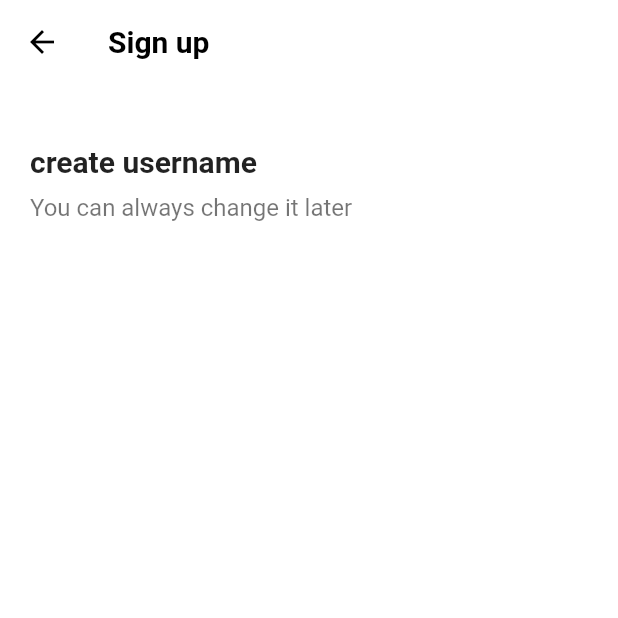
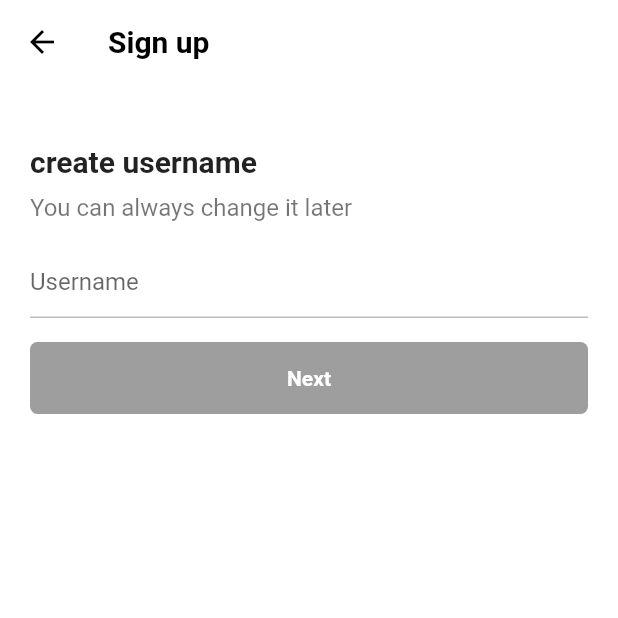
Before and after one commit to wonhopark89-dev/flutter_tictok_clone, a Flutter app: the screen it shows after launch, after a tap on "Use email & password", on a phone screen of 412 x 824 dp, the top half of it. Run offline on Flutter 3.47's test engine with Material 2 defaults, Android fonts, the phone set to English and light mode, and no system bars; our stand-ins replace font_awesome_flutter.

Commit message:
username screen

```diff
--- a/lib/features/authentication/email_screen.dart
+++ /dev/null
@@ -1,42 +0,0 @@
-import 'package:flutter/material.dart';
-import 'package:flutter_tictok_clone/constants/gaps.dart';
-import 'package:flutter_tictok_clone/constants/sizes.dart';
-
-class EmailScreen extends StatelessWidget {
-  const EmailScreen({super.key});
-
-  @override
-  Widget build(BuildContext context) {
-    return Scaffold(
-      appBar: AppBar(
-        title: const Text('Sign up'),
-      ),
-      body: Padding(
-        padding: const EdgeInsets.symmetric(
-          horizontal: Sizes.size20,
-        ),
-        child: Column(
-          crossAxisAlignment: CrossAxisAlignment.start,
-          children: const [
-            Gaps.v40,
-            Text(
-              'create username',
-              style: TextStyle(
-                fontSize: Sizes.size20,
-                fontWeight: FontWeight.w600,
-              ),
-            ),
-            Gaps.v10,
-            Text(
-              'You can always change it later',
-              style: TextStyle(
-                fontSize: Sizes.size16,
-                color: Colors.black54,
-              ),
-            )
-          ],
-        ),
-      ),
-    );
-  }
-}
--- a/lib/features/authentication/sign_up_screen.dart
+++ b/lib/features/authentication/sign_up_screen.dart
@@ -1,7 +1,7 @@
 import 'package:flutter/material.dart';
 import 'package:flutter_tictok_clone/constants/gaps.dart';
 import 'package:flutter_tictok_clone/constants/sizes.dart';
-import 'package:flutter_tictok_clone/features/authentication/email_screen.dart';
+import 'package:flutter_tictok_clone/features/authentication/username_screen.dart';
 import 'package:flutter_tictok_clone/features/authentication/login_screen.dart';
 import 'package:flutter_tictok_clone/features/widgets/auth_button.dart';
 import 'package:font_awesome_flutter/font_awesome_flutter.dart';
@@ -20,7 +20,7 @@ class SignUpScreen extends StatelessWidget {
   void _onEmailTap(BuildContext context) {
     Navigator.of(context).push(
       MaterialPageRoute(
-        builder: (context) => const EmailScreen(),
+        builder: (context) => const UsernameScreen(),
       ),
     );
   }
--- /dev/null
+++ b/lib/features/authentication/username_screen.dart
@@ -0,0 +1,101 @@
+import 'package:flutter/material.dart';
+import 'package:flutter_tictok_clone/constants/gaps.dart';
+import 'package:flutter_tictok_clone/constants/sizes.dart';
+
+class UsernameScreen extends StatefulWidget {
+  const UsernameScreen({super.key});
+
+  @override
+  State<UsernameScreen> createState() => _UsernameScreenState();
+}
+
+class _UsernameScreenState extends State<UsernameScreen> {
+  final TextEditingController _usernameController = TextEditingController();
+  String _username = '';
+
+  @override
+  void initState() {
+    super.initState();
+    _usernameController.addListener(() {
+      print(_usernameController.text);
+      setState(() {
+        _username = _usernameController.text;
+      });
+    });
+  }
+
+  @override
+  Widget build(BuildContext context) {
+    return Scaffold(
+      appBar: AppBar(
+        title: const Text('Sign up'),
+      ),
+      body: Padding(
+        padding: const EdgeInsets.symmetric(
+          horizontal: Sizes.size20,
+        ),
+        child: Column(
+          crossAxisAlignment: CrossAxisAlignment.start,
+          children: [
+            Gaps.v40,
+            const Text(
+              'create username',
+              style: TextStyle(
+                fontSize: Sizes.size20,
+                fontWeight: FontWeight.w600,
+              ),
+            ),
+            Gaps.v10,
+            const Text(
+              'You can always change it later',
+              style: TextStyle(
+                fontSize: Sizes.size16,
+                color: Colors.black54,
+              ),
+            ),
+            Gaps.v16,
+            TextField(
+              controller: _usernameController,
+              cursorColor: Theme.of(context).primaryColor,
+              decoration: InputDecoration(
+                hintText: 'Username',
+                enabledBorder: UnderlineInputBorder(
+                  borderSide: BorderSide(
+                    color: Colors.grey.shade400,
+                  ),
+                ),
+                focusedBorder: UnderlineInputBorder(
+                  borderSide: BorderSide(color: Theme.of(context).primaryColor),
+                ),
+              ),
+            ),
+            Gaps.v16,
+            FractionallySizedBox(
+              widthFactor: 1,
+              child: AnimatedContainer(
+                padding: const EdgeInsets.symmetric(
+                  vertical: Sizes.size16,
+                ),
+                decoration: BoxDecoration(
+                  color: _username.isEmpty ? Colors.grey : Theme.of(context).primaryColor,
+                  borderRadius: BorderRadius.circular(Sizes.size5),
+                ),
+                duration: const Duration(
+                  milliseconds: 150,
+                ),
+                child: const Text(
+                  'Next',
+                  style: TextStyle(
+                    color: Colors.white,
+                    fontWeight: FontWeight.w600,
+                  ),
+                  textAlign: TextAlign.center,
+                ),
+              ),
+            )
+          ],
+        ),
+      ),
+    );
+  }
+}
```
